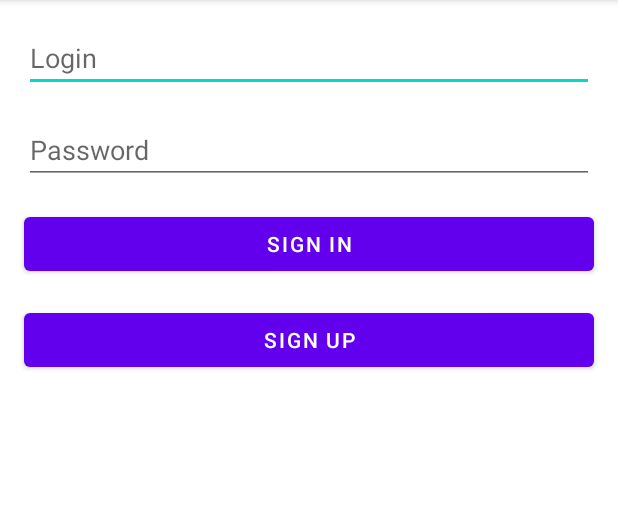
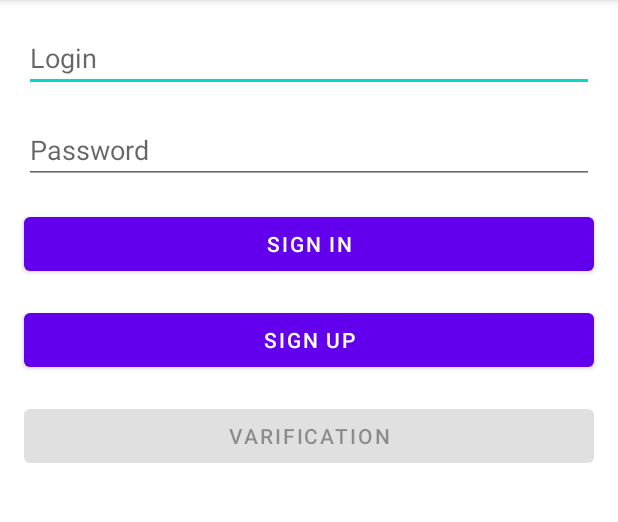
Before and after one commit to Keslerdk/memes, an Android app: the screen it shows after launch (MainActivity), on a phone screen of 412 x 824 dp, the part 84-606 px from its top. Run offline under Robolectric (Android 15) with nearby library versions, the phone set to English and light mode, and no system bars; our stand-ins replace Firebase (no records; nobody signed in at launch, a user with empty details on screens opened directly).

Commit message:
add verify

```diff
--- a/app/src/main/java/com/example/memes/MainActivity.java
+++ b/app/src/main/java/com/example/memes/MainActivity.java
@@ -7,10 +7,13 @@ import android.os.Bundle;
 import android.view.View;
 import android.widget.Button;
 import android.widget.EditText;
+import android.widget.LinearLayout;
+import android.widget.RelativeLayout;
 import android.widget.Toast;
 
 import com.google.android.gms.tasks.OnCompleteListener;
 import com.google.android.gms.tasks.Task;
+import com.google.firebase.auth.ActionCodeSettings;
 import com.google.firebase.auth.AuthResult;
 import com.google.firebase.auth.FirebaseAuth;
 import com.google.firebase.auth.FirebaseUser;
@@ -22,6 +25,7 @@ public class MainActivity extends AppCompatActivity {
     private EditText Epassword;
     private Button SignIn;
     private Button SignUp;
+    private Button Varific;
 
     @Override
     protected void onCreate(Bundle savedInstanceState) {
@@ -34,6 +38,10 @@ public class MainActivity extends AppCompatActivity {
 
         SignIn= (Button) findViewById(R.id.signIn);
         SignUp = (Button) findViewById(R.id.signUp);
+        Varific = (Button) findViewById(R.id.varific);
+        Varific.setEnabled(false);
+
+
         SignIn.setOnClickListener(new View.OnClickListener() {
             @Override
             public void onClick(View v) {
@@ -43,7 +51,14 @@ public class MainActivity extends AppCompatActivity {
         SignUp.setOnClickListener(new View.OnClickListener() {
             @Override
             public void onClick(View v) {
+
                 registration(Elogin.getText().toString(), Epassword.getText().toString());
+            }
+        });
+        Varific.setOnClickListener(new View.OnClickListener() {
+            @Override
+            public void onClick(View v) {
+                sendEmail();
             }
         });
     }
@@ -67,7 +82,10 @@ public class MainActivity extends AppCompatActivity {
         });
     }
 
+
+
     public void registration (String email, String password) {
+        Varific.setEnabled(true);
         mAuth.createUserWithEmailAndPassword(email, password).addOnCompleteListener(this, new OnCompleteListener<AuthResult>() {
             @Override
             public void onComplete(@NonNull Task<AuthResult> task) {
@@ -76,4 +94,15 @@ public class MainActivity extends AppCompatActivity {
             }
         });
     }
+
+    public void sendEmail() {
+        FirebaseUser user = mAuth.getCurrentUser();
+        user.sendEmailVerification().addOnCompleteListener(this, new OnCompleteListener<Void>() {
+            @Override
+            public void onComplete(@NonNull Task<Void> task) {
+                if (task.isSuccessful()) Toast.makeText(MainActivity.this, "Verification email sent to " + user.getEmail(), Toast.LENGTH_SHORT).show();
+                else Toast.makeText(MainActivity.this, "Failed to send verification email.", Toast.LENGTH_SHORT).show();
+            }
+        });
+    }
 }
--- a/app/src/main/res/layout/activity_main.xml
+++ b/app/src/main/res/layout/activity_main.xml
@@ -70,4 +70,18 @@
         app:layout_constraintHorizontal_bias="0.528"
         app:layout_constraintStart_toStartOf="parent"
         app:layout_constraintTop_toBottomOf="@+id/signIn" />
+
+    <Button
+        android:id="@+id/varific"
+        android:layout_width="0dp"
+        android:layout_height="wrap_content"
+        android:layout_marginStart="16dp"
+        android:layout_marginLeft="16dp"
+        android:layout_marginTop="16dp"
+        android:layout_marginEnd="16dp"
+        android:layout_marginRight="16dp"
+        android:text="varification"
+        app:layout_constraintEnd_toEndOf="parent"
+        app:layout_constraintStart_toStartOf="parent"
+        app:layout_constraintTop_toBottomOf="@+id/signUp" />
 </androidx.constraintlayout.widget.ConstraintLayout>
```
